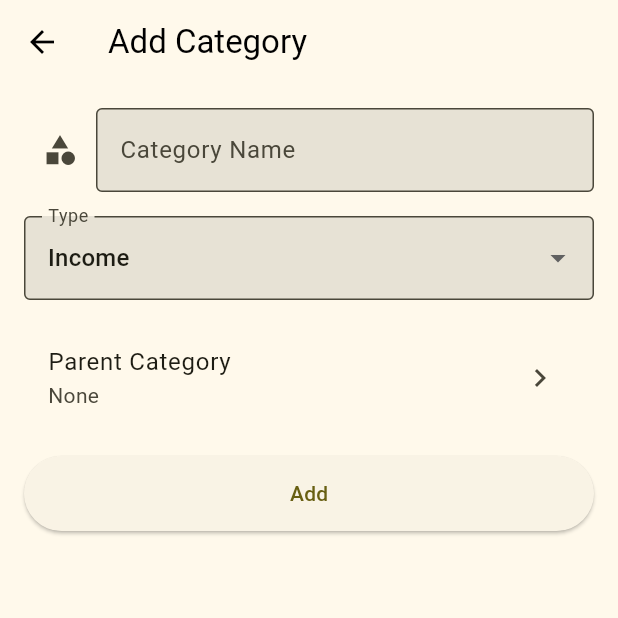
After one commit to ridhoarmand/smartmoney, a Flutter app: the HomeScreen screen opened by its route, item 4 of the bottom bar chosen, after a tap on the "add" icon, on a phone screen of 412 x 824 dp, the top half of it. The commit adds this screen. Run offline on Flutter 3.47's test engine with Material 3 defaults, Android fonts, the phone set to English and light mode, and no system bars; our stand-ins replace cloud_firestore, firebase_auth, firebase_core, firebase_storage, flex_color_scheme, flutter_riverpod and 4 more; accounts and stored records are empty; generated files the repository leaves out were written again.

Commit message:
Add Categories Menu\n\nChange Icon Wallets & Categories Masih Error

```diff
--- /dev/null
+++ b/lib/features/category/category_model_service_provider.dart
@@ -0,0 +1,95 @@
+import 'package:flutter/material.dart';
+import 'package:flutter_riverpod/flutter_riverpod.dart';
+import 'package:cloud_firestore/cloud_firestore.dart';
+
+// MODEL
+class Category {
+  final String id;
+  final String name;
+  final String type; // 'income' or 'expense'
+  final IconData icon;
+  final String? parentId; // null if no parent
+
+  Category({
+    required this.id,
+    required this.name,
+    required this.type,
+    required this.icon,
+    this.parentId,
+  });
+
+  Category copyWith({
+    String? id,
+    String? name,
+    String? type,
+    IconData? icon,
+    String? parentId,
+  }) {
+    return Category(
+      id: id ?? this.id,
+      name: name ?? this.name,
+      type: type ?? this.type,
+      icon: icon ?? this.icon,
+      parentId: parentId ?? this.parentId,
+    );
+  }
+
+  Map<String, dynamic> toMap() {
+    return {
+      'name': name,
+      'type': type,
+      'icon': icon.codePoint,
+      'parentId': parentId,
+    };
+  }
+
+  static Category fromMap(Map<String, dynamic> map, String id) {
+    return Category(
+      id: id,
+      name: map['name'],
+      type: map['type'],
+      icon: IconData(map['icon'], fontFamily: 'MaterialIcons'),
+      parentId: map['parentId'],
+    );
+  }
+}
+
+// PROVIDER
+final categoryProvider =
+    StateNotifierProvider<CategoryNotifier, List<Category>>(
+  (ref) => CategoryNotifier(),
+);
+
+class CategoryNotifier extends StateNotifier<List<Category>> {
+  final _firestore = FirebaseFirestore.instance;
+
+  CategoryNotifier() : super([]);
+
+  Future<void> fetchCategories(String uid) async {
+    final snapshot = await _firestore.collection('users/$uid/categories').get();
+    state = snapshot.docs
+        .map((doc) => Category.fromMap(doc.data(), doc.id))
+        .toList()
+      ..sort((a, b) => a.name.compareTo(b.name));
+  }
+
+  Future<void> addOrUpdateCategory(String uid, Category category) async {
+    if (category.id.isEmpty) {
+      final docRef = await _firestore
+          .collection('users/$uid/categories')
+          .add(category.toMap());
+      state = [...state, category.copyWith(id: docRef.id)];
+    } else {
+      await _firestore
+          .collection('users/$uid/categories')
+          .doc(category.id)
+          .update(category.toMap());
+      state = state.map((c) => c.id == category.id ? category : c).toList();
+    }
+  }
+
+  Future<void> deleteCategory(String uid, String id) async {
+    await _firestore.collection('users/$uid/categories').doc(id).delete();
+    state = state.where((category) => category.id != id).toList();
+  }
+}
--- /dev/null
+++ b/lib/features/category/views/category_form_screen.dart
@@ -0,0 +1,165 @@
+import 'package:flutter/material.dart';
+import 'package:flutter_riverpod/flutter_riverpod.dart';
+import '../category_model_service_provider.dart';
+import 'parent_category_selection_screen.dart';
+
+class CategoryFormScreen extends ConsumerStatefulWidget {
+  final String uid;
+  final Category? category;
+
+  const CategoryFormScreen({super.key, required this.uid, this.category});
+
+  @override
+  CategoryFormScreenState createState() => CategoryFormScreenState();
+}
+
+class CategoryFormScreenState extends ConsumerState<CategoryFormScreen> {
+  final _formKey = GlobalKey<FormState>();
+  late String _name;
+  late String _type;
+  late IconData _icon;
+  String? _parentId;
+  String? _parentName;
+
+  @override
+  void initState() {
+    super.initState();
+    _name = widget.category?.name ?? '';
+    _type = widget.category?.type ?? 'income';
+    _icon = widget.category?.icon ?? Icons.category;
+    _parentId = widget
+        .category?.parentId; // If there's no parentId, it will remain null
+    _parentName = _parentId == null
+        ? 'None'
+        : ref
+            .read(categoryProvider)
+            .firstWhere(
+              (category) => category.id == widget.category?.parentId,
+              orElse: () => Category(
+                  id: '', name: 'None', type: 'income', icon: Icons.category),
+            )
+            .name;
+  }
+
+  @override
+  Widget build(BuildContext context) {
+    return Scaffold(
+      appBar: AppBar(
+        title: Text(widget.category == null ? 'Add Category' : 'Edit Category'),
+      ),
+      body: Padding(
+        padding: const EdgeInsets.all(16.0),
+        child: Form(
+          key: _formKey,
+          child: Column(
+            crossAxisAlignment: CrossAxisAlignment.start,
+            children: [
+              // Icon and Name input
+              Row(
+                children: [
+                  IconButton(
+                    icon: Icon(_icon),
+                    onPressed: () async {
+                      // Future functionality to select icon from assets will be implemented here
+                      setState(() {
+                        _icon = Icons.star; // For now, a placeholder icon
+                      });
+                    },
+                  ),
+                  Expanded(
+                    child: TextFormField(
+                      initialValue: _name,
+                      decoration: const InputDecoration(
+                        labelText: 'Category Name',
+                        border: OutlineInputBorder(),
+                      ),
+                      onChanged: (value) => _name = value,
+                      validator: (value) =>
+                          value!.isEmpty ? 'Category name is required' : null,
+                    ),
+                  ),
+                ],
+              ),
+              const SizedBox(height: 16.0),
+              // Type dropdown
+              DropdownButtonFormField<String>(
+                value: _type,
+                items: const [
+                  DropdownMenuItem(value: 'income', child: Text('Income')),
+                  DropdownMenuItem(value: 'expense', child: Text('Expense')),
+                ],
+                onChanged: (value) => _type = value!,
+                decoration: const InputDecoration(
+                  labelText: 'Type',
+                  border: OutlineInputBorder(),
+                ),
+              ),
+              const SizedBox(height: 16.0),
+              // Parent Category Selection
+              ListTile(
+                title: const Text('Parent Category'),
+                subtitle: Text(_parentName ?? 'None'),
+                trailing: const Icon(Icons.chevron_right),
+                onTap: () async {
+                  final selectedParentId = await Navigator.push<String?>(
+                      context,
+                      MaterialPageRoute(
+                        builder: (_) => ParentCategorySelectionScreen(
+                          uid: widget.uid,
+                          currentCategoryId: widget.category?.id,
+                        ),
+                      ));
+                  if (selectedParentId != null) {
+                    setState(() {
+                      if (selectedParentId == 'None') {
+                        _parentId = null; // Set to null for "None"
+                        _parentName = 'None'; // Display 'None' in the UI
+                      } else {
+                        _parentId = selectedParentId;
+                        _parentName = ref
+                            .read(categoryProvider)
+                            .firstWhere(
+                              (category) => category.id == selectedParentId,
+                              orElse: () => Category(
+                                  id: '',
+                                  name: 'None',
+                                  type: 'income',
+                                  icon: Icons.category),
+                            )
+                            .name;
+                      }
+                    });
+                  }
+                },
+              ),
+              const SizedBox(height: 16.0),
+              // Submit button
+              ElevatedButton(
+                onPressed: () {
+                  if (_formKey.currentState!.validate()) {
+                    // Only set parentId if it's not null
+                    final newCategory = Category(
+                      id: widget.category?.id ?? '',
+                      name: _name,
+                      type: _type,
+                      icon: _icon,
+                      parentId: _parentId, // Null if 'None' is selected
+                    );
+                    ref
+                        .read(categoryProvider.notifier)
+                        .addOrUpdateCategory(widget.uid, newCategory);
+                    Navigator.pop(context);
+                  }
+                },
+                style: ElevatedButton.styleFrom(
+                  minimumSize: const Size.fromHeight(50),
+                ),
+                child: Text(widget.category == null ? 'Add' : 'Update'),
+              ),
+            ],
+          ),
+        ),
+      ),
+    );
+  }
+}
--- /dev/null
+++ b/lib/features/category/views/category_screen.dart
@@ -0,0 +1,151 @@
+import 'package:flutter/material.dart';
+import 'package:flutter_riverpod/flutter_riverpod.dart';
+import '../../auth/providers/auth_provider.dart';
+import '../category_model_service_provider.dart';
+import 'category_form_screen.dart';
+
+class CategoryScreen extends ConsumerStatefulWidget {
+  const CategoryScreen({super.key});
+
+  @override
+  _CategoryScreenState createState() => _CategoryScreenState();
+}
+
+class _CategoryScreenState extends ConsumerState<CategoryScreen>
+    with SingleTickerProviderStateMixin {
+  late final TabController _tabController;
+  late final String uid;
+
+  @override
+  void initState() {
+    super.initState();
+    _tabController = TabController(length: 2, vsync: this);
+    WidgetsBinding.instance.addPostFrameCallback((_) {
+      uid = ref.read(authRepositoryProvider).currentUser!.uid;
+      ref.read(categoryProvider.notifier).fetchCategories(uid);
+    });
+  }
+
+  @override
+  void dispose() {
+    _tabController.dispose();
+    super.dispose();
+  }
+
+  @override
+  Widget build(BuildContext context) {
+    final categories = ref.watch(categoryProvider);
+
+    // Get the root categories (categories with no parent)
+    final rootCategories =
+        categories.where((category) => category.parentId == null).toList();
+
+    return Scaffold(
+      appBar: AppBar(
+        title: const Text('Category Management'),
+        bottom: TabBar(
+          controller: _tabController,
+          tabs: const [
+            Tab(icon: Icon(Icons.arrow_upward), text: 'Income'),
+            Tab(icon: Icon(Icons.arrow_downward), text: 'Expense'),
+          ],
+        ),
+      ),
+      body: TabBarView(
+        controller: _tabController,
+        children: [
+          _buildCategoryView(rootCategories, 'income'),
+          _buildCategoryView(rootCategories, 'expense'),
+        ],
+      ),
+      floatingActionButton: FloatingActionButton(
+        onPressed: () {
+          Navigator.push(
+            context,
+            MaterialPageRoute(
+              builder: (_) => CategoryFormScreen(uid: uid),
+            ),
+          );
+        },
+        child: const Icon(Icons.add),
+      ),
+    );
+  }
+
+  Widget _buildCategoryView(List<Category> rootCategories, String type) {
+    // Filter root categories based on type
+    final filteredRoots =
+        rootCategories.where((category) => category.type == type).toList();
+
+    if (filteredRoots.isEmpty) {
+      return const Center(child: Text('No categories found'));
+    }
+
+    return ListView.builder(
+      itemCount: filteredRoots.length,
+      itemBuilder: (context, index) {
+        final root = filteredRoots[index];
+
+        // Get children of this root
+        final children = ref
+            .watch(categoryProvider)
+            .where((category) => category.parentId == root.id)
+            .toList();
+
+        return Column(
+          crossAxisAlignment: CrossAxisAlignment.start,
+          children: [
+            ListTile(
+              leading: Icon(root.icon), // Use the icon from the category model
+              title: Text(root.name,
+                  style: const TextStyle(fontWeight: FontWeight.bold)),
+              trailing: const Icon(Icons.chevron_right),
+              onTap: () {
+                Navigator.push(
+                  context,
+                  MaterialPageRoute(
+                    builder: (_) =>
+                        CategoryFormScreen(uid: uid, category: root),
+                  ),
+                );
+              },
+            ),
+            if (children.isNotEmpty)
+              Padding(
+                padding: const EdgeInsets.only(
+                    left: 20.0), // Indent child categories
+                child: Column(
+                  crossAxisAlignment: CrossAxisAlignment.start,
+                  children:
+                      children.map((child) => _buildChildTile(child)).toList(),
+                ),
+              ),
+          ],
+        );
+      },
+    );
+  }
+
+  Widget _buildChildTile(Category child) {
+    return ListTile(
+      leading: Row(
+        mainAxisSize: MainAxisSize.min,
+        children: [
+          const Icon(Icons.subdirectory_arrow_right, color: Colors.grey),
+          const SizedBox(width: 8),
+          Icon(child.icon, color: Colors.grey),
+        ],
+      ),
+      title: Text(child.name),
+      trailing: const Icon(Icons.chevron_right, color: Colors.grey),
+      onTap: () {
+        Navigator.push(
+          context,
+          MaterialPageRoute(
+            builder: (_) => CategoryFormScreen(uid: uid, category: child),
+          ),
+        );
+      },
+    );
+  }
+}
--- /dev/null
+++ b/lib/features/category/views/parent_category_selection_screen.dart
@@ -0,0 +1,53 @@
+import 'package:flutter/material.dart';
+import 'package:flutter_riverpod/flutter_riverpod.dart';
+import '../category_model_service_provider.dart';
+
+class ParentCategorySelectionScreen extends ConsumerWidget {
+  final String uid;
+  final String? currentCategoryId;
+
+  const ParentCategorySelectionScreen({
+    super.key,
+    required this.uid,
+    this.currentCategoryId,
+  });
+
+  @override
+  Widget build(BuildContext context, WidgetRef ref) {
+    // Filter categories to show only root categories
+    final categories = ref.watch(categoryProvider).where((category) {
+      return category.parentId == null && category.id != currentCategoryId;
+    }).toList();
+
+    return Scaffold(
+      appBar: AppBar(
+        title: const Text('Select Parent Category'),
+      ),
+      body: ListView.builder(
+        itemCount: categories.length + 1, // +1 for the "None" option
+        itemBuilder: (context, index) {
+          if (index == 0) {
+            // Option for "None"
+            return ListTile(
+              leading: const Icon(Icons.clear, color: Colors.grey),
+              title: const Text('None'),
+              onTap: () {
+                Navigator.pop(context, 'None'); // Return 'None' for "None"
+              },
+            );
+          }
+          // Display actual categories
+          final category = categories[index - 1];
+          return ListTile(
+            leading: Icon(category.icon),
+            title: Text(category.name),
+            onTap: () {
+              Navigator.pop(
+                  context, category.id); // Return selected category ID
+            },
+          );
+        },
+      ),
+    );
+  }
+}
--- a/lib/features/home/views/home_screen.dart
+++ b/lib/features/home/views/home_screen.dart
@@ -1,5 +1,6 @@
 import 'package:flutter/material.dart';
 import 'package:flutter_riverpod/flutter_riverpod.dart';
+import 'package:smartmoney/features/category/views/category_screen.dart';
 import '../../profile/views/profile_screen.dart';
 import '../../transaction/views/transaction_screen.dart';
 import '../../product/view/product_screen.dart';
@@ -61,10 +62,10 @@ class HomeScreen extends ConsumerWidget {
       ),
       MenuItem(
         appBar: null,
-        body: const Scaffold(),
+        body: const CategoryScreen(),
         bottomNavigationBarItem: const BottomNavigationBarItem(
           icon: Icon(Icons.pie_chart),
-          label: 'Budgets',
+          label: 'Categories',
         ),
       ),
       MenuItem(
```
